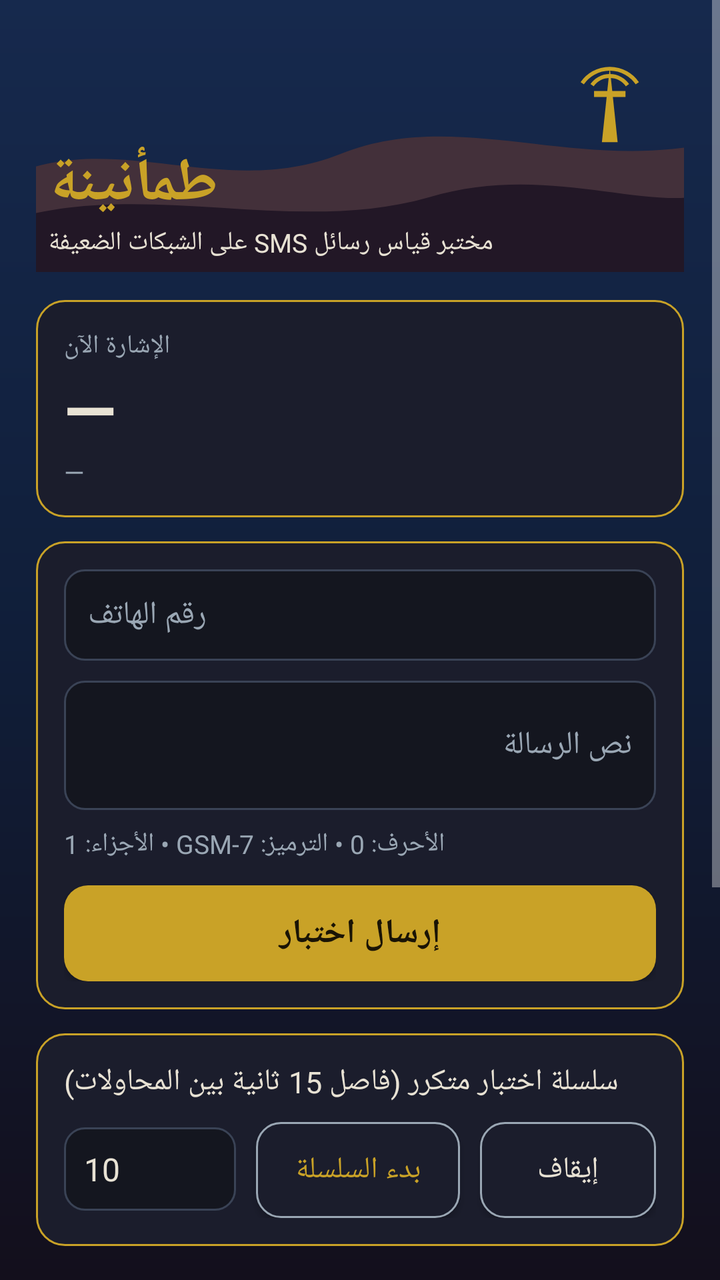
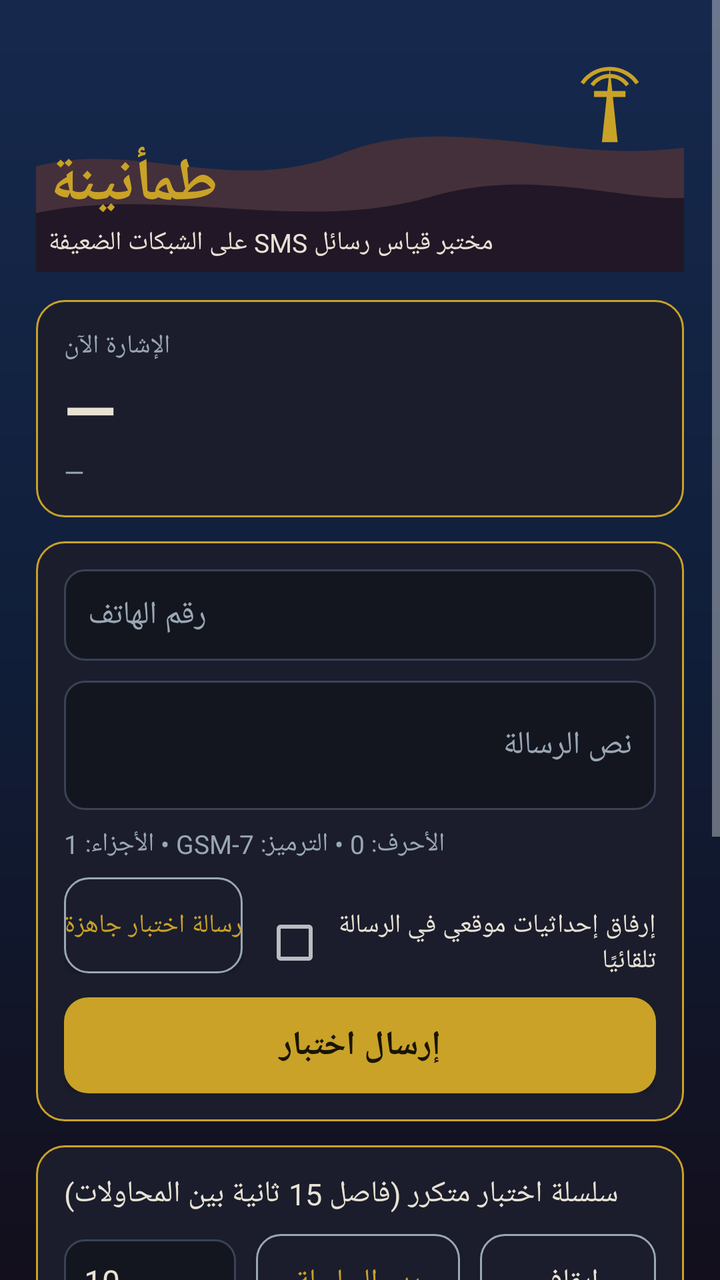

An Android layout rendered at two revisions. The XML below is the earlier revision; the diff shows what the commit changed to produce the second picture.
<!-- AndroidManifest.xml: application theme AppTheme -->
<!-- res/layout/activity_main.xml -->
<?xml version="1.0" encoding="utf-8"?>
<ScrollView xmlns:android="http://schemas.android.com/apk/res/android"
    android:layout_width="match_parent"
    android:layout_height="match_parent"
    android:background="@drawable/bg_gradient"
    android:fillViewport="true">

    <LinearLayout
        android:layout_width="match_parent"
        android:layout_height="wrap_content"
        android:orientation="vertical"
        android:padding="18dp">

        <FrameLayout
            android:layout_width="match_parent"
            android:layout_height="118dp">

            <ImageView
                android:layout_width="match_parent"
                android:layout_height="match_parent"
                android:src="@drawable/dunes"
                android:scaleType="centerCrop"
                android:contentDescription="@null" />

            <LinearLayout
                android:layout_width="match_parent"
                android:layout_height="wrap_content"
                android:layout_gravity="bottom|start"
                android:orientation="vertical"
                android:padding="6dp">

                <TextView
                    android:layout_width="wrap_content"
                    android:layout_height="wrap_content"
                    android:text="طمأنينة"
                    android:textColor="@color/gold"
                    android:textSize="30sp"
                    android:textStyle="bold" />

                <TextView
                    android:layout_width="wrap_content"
                    android:layout_height="wrap_content"
                    android:text="مختبر قياس رسائل SMS على الشبكات الضعيفة"
                    android:textColor="@color/ink"
                    android:textSize="13sp" />
            </LinearLayout>
        </FrameLayout>

        <LinearLayout
            android:layout_width="match_parent"
            android:layout_height="wrap_content"
            android:orientation="vertical"
            android:background="@drawable/panel"
            android:padding="14dp"
            android:layout_marginTop="14dp">

            <TextView
                android:layout_width="wrap_content"
                android:layout_height="wrap_content"
                android:text="الإشارة الآن"
                android:textColor="@color/muted"
                android:textSize="13sp" />

            <TextView
                android:id="@+id/signalDbm"
                android:layout_width="wrap_content"
                android:layout_height="wrap_content"
                android:text="—"
                android:textColor="@color/ink"
                android:textSize="34sp"
                android:textStyle="bold" />

            <TextView
                android:id="@+id/signalMeta"
                android:layout_width="wrap_content"
                android:layout_height="wrap_content"
                android:text="—"
                android:textColor="@color/muted"
                android:textSize="13sp" />
        </LinearLayout>

        <LinearLayout
            android:layout_width="match_parent"
            android:layout_height="wrap_content"
            android:orientation="vertical"
            android:background="@drawable/panel"
            android:padding="14dp"
            android:layout_marginTop="12dp">

            <EditText
                android:id="@+id/phoneInput"
                android:layout_width="match_parent"
                android:layout_height="wrap_content"
                android:background="@drawable/input_bg"
                android:padding="12dp"
                android:hint="رقم الهاتف"
                android:textColorHint="@color/muted"
                android:textColor="@color/ink"
                android:inputType="phone"
                android:textSize="16sp" />

            <EditText
                android:id="@+id/messageInput"
                android:layout_width="match_parent"
                android:layout_height="wrap_content"
                android:background="@drawable/input_bg"
                android:padding="12dp"
                android:layout_marginTop="10dp"
                android:hint="نص الرسالة"
                android:textColorHint="@color/muted"
                android:textColor="@color/ink"
                android:inputType="textMultiLine"
                android:minLines="2"
                android:textSize="16sp" />

            <TextView
                android:id="@+id/charInfo"
                android:layout_width="wrap_content"
                android:layout_height="wrap_content"
                android:layout_marginTop="8dp"
                android:text="الأحرف: 0 • الترميز: GSM-7 • الأجزاء: 1"
                android:textColor="@color/muted"
                android:textSize="13sp" />

            <Button
                android:id="@+id/sendBtn"
                android:layout_width="match_parent"
                android:layout_height="wrap_content"
                android:layout_marginTop="12dp"
                android:background="@drawable/btn_gold"
                android:text="إرسال اختبار"
                android:textColor="@color/gold_ink"
                android:textSize="17sp"
                android:textStyle="bold" />
        </LinearLayout>

        <LinearLayout
            android:layout_width="match_parent"
            android:layout_height="wrap_content"
            android:orientation="vertical"
            android:background="@drawable/panel"
            android:padding="14dp"
            android:layout_marginTop="12dp">

            <TextView
                android:layout_width="wrap_content"
                android:layout_height="wrap_content"
                android:text="سلسلة اختبار متكرر (فاصل 15 ثانية بين المحاولات)"
                android:textColor="@color/ink"
                android:textSize="15sp" />

            <LinearLayout
                android:layout_width="match_parent"
                android:layout_height="wrap_content"
                android:orientation="horizontal"
                android:layout_marginTop="10dp">

                <EditText
                    android:id="@+id/seriesCount"
                    android:layout_width="86dp"
                    android:layout_height="wrap_content"
                    android:background="@drawable/input_bg"
                    android:padding="10dp"
                    android:text="10"
                    android:textColor="@color/ink"
                    android:inputType="number"
                    android:textSize="16sp" />

                <Button
                    android:id="@+id/seriesBtn"
                    android:layout_width="0dp"
                    android:layout_height="wrap_content"
                    android:layout_weight="1"
                    android:layout_marginStart="10dp"
                    android:background="@drawable/btn_ghost"
                    android:text="بدء السلسلة"
                    android:textColor="@color/gold"
                    android:textSize="15sp" />

                <Button
                    android:id="@+id/seriesStopBtn"
                    android:layout_width="wrap_content"
                    android:layout_height="wrap_content"
                    android:layout_marginStart="10dp"
                    android:background="@drawable/btn_ghost"
                    android:text="إيقاف"
                    android:textColor="@color/ink"
                    android:textSize="15sp" />
            </LinearLayout>
        </LinearLayout>

        <TextView
            android:id="@+id/statusInfo"
            android:layout_width="match_parent"
            android:layout_height="wrap_content"
            android:layout_marginTop="14dp"
            android:text=""
            android:textColor="@color/gold"
            android:textSize="15sp" />

        <LinearLayout
            android:layout_width="match_parent"
            android:layout_height="wrap_content"
            android:orientation="vertical"
            android:background="@drawable/panel"
            android:padding="14dp"
            android:layout_marginTop="10dp">

            <TextView
                android:layout_width="wrap_content"
                android:layout_height="wrap_content"
                android:text="النتائج"
                android:textColor="@color/muted"
                android:textSize="13sp" />

            <TextView
                android:id="@+id/statsInfo"
                android:layout_width="match_parent"
                android:layout_height="wrap_content"
                android:layout_marginTop="4dp"
                android:text="لا محاولات مسجلة بعد"
                android:textColor="@color/ink"
                android:textSize="14sp" />
        </LinearLayout>

        <LinearLayout
            android:layout_width="match_parent"
            android:layout_height="wrap_content"
            android:orientation="vertical"
            android:background="@drawable/panel"
            android:padding="14dp"
            android:layout_marginTop="12dp">

            <TextView
                android:layout_width="wrap_content"
                android:layout_height="wrap_content"
                android:text="سجل المحاولات"
                android:textColor="@color/muted"
                android:textSize="13sp" />

            <TextView
                android:id="@+id/logInfo"
                android:layout_width="match_parent"
                android:layout_height="wrap_content"
                android:layout_marginTop="4dp"
                android:text="—"
                android:textColor="@color/ink"
                android:textSize="12sp" />
        </LinearLayout>

        <LinearLayout
            android:layout_width="match_parent"
            android:layout_height="wrap_content"
            android:orientation="horizontal"
            android:layout_marginTop="12dp">

            <Button
                android:id="@+id/exportBtn"
                android:layout_width="0dp"
                android:layout_height="wrap_content"
                android:layout_weight="1"
                android:background="@drawable/btn_ghost"
                android:text="تصدير CSV"
                android:textColor="@color/gold"
                android:textSize="15sp" />

            <Button
                android:id="@+id/clearBtn"
                android:layout_width="0dp"
                android:layout_height="wrap_content"
                android:layout_weight="1"
                android:layout_marginStart="10dp"
                android:background="@drawable/btn_ghost"
                android:text="مسح السجل"
                android:textColor="@color/ink"
                android:textSize="15sp" />
        </LinearLayout>

        <TextView
            android:layout_width="match_parent"
            android:layout_height="wrap_content"
            android:layout_marginTop="16dp"
            android:gravity="center"
            android:text="طمأنينة • يقيس ولا يدّعي التسريع — الأزمنة كما تقيسها الشبكة نفسها"
            android:textColor="@color/muted"
            android:textSize="11sp" />

    </LinearLayout>
</ScrollView>
<!-- resources referenced by this layout -->
<resources>
  <color name="gold">#C9A227</color>
  <color name="gold_ink">#1A1405</color>
  <color name="ink">#E8E2D4</color>
  <color name="muted">#9AA7B4</color>
  <!-- drawable bg_gradient (drawable) -->
  <?xml version="1.0" encoding="utf-8"?>
  <shape xmlns:android="http://schemas.android.com/apk/res/android"
      android:shape="rectangle">
      <gradient
          android:angle="270"
          android:startColor="#16294D"
          android:centerColor="#101E39"
          android:endColor="#130F1C" />
  </shape>
  <!-- drawable btn_ghost (drawable) -->
  <?xml version="1.0" encoding="utf-8"?>
  <shape xmlns:android="http://schemas.android.com/apk/res/android"
      android:shape="rectangle">
      <corners android:radius="12dp" />
      <solid android:color="#1B1D2C" />
      <stroke android:width="1dp" android:color="#9AA7B4" />
  </shape>
  <!-- drawable btn_gold (drawable) -->
  <?xml version="1.0" encoding="utf-8"?>
  <shape xmlns:android="http://schemas.android.com/apk/res/android"
      android:shape="rectangle">
      <corners android:radius="12dp" />
      <solid android:color="#C9A227" />
  </shape>
  <!-- drawable dunes (drawable) -->
  <?xml version="1.0" encoding="utf-8"?>
  <vector xmlns:android="http://schemas.android.com/apk/res/android"
      android:width="360dp"
      android:height="120dp"
      android:viewportWidth="360"
      android:viewportHeight="120">
      <path
          android:fillColor="#43303A"
          android:pathData="M0,72 C55,46 110,84 170,60 C230,36 290,70 360,54 L360,120 L0,120 Z" />
      <path
          android:fillColor="#221726"
          android:pathData="M0,94 C70,72 145,102 215,82 C275,64 325,90 360,80 L360,120 L0,120 Z" />
      <path
          android:fillColor="#C9A227"
          android:pathData="M307,16 L311,54 L303,54 Z" />
      <path
          android:fillColor="#C9A227"
          android:pathData="M299,28 L315,28 L315,31 L299,31 Z" />
      <path
          android:strokeColor="#C9A227"
          android:strokeWidth="2"
          android:fillColor="#00000000"
          android:pathData="M293,24 A17,17 0 0 1 321,24" />
      <path
          android:strokeColor="#C9A227"
          android:strokeWidth="2"
          android:fillColor="#00000000"
          android:pathData="M298,25 A11,11 0 0 1 316,25" />
  </vector>
  <!-- drawable input_bg (drawable) -->
  <?xml version="1.0" encoding="utf-8"?>
  <shape xmlns:android="http://schemas.android.com/apk/res/android"
      android:shape="rectangle">
      <corners android:radius="10dp" />
      <solid android:color="#14161F" />
      <stroke android:width="1dp" android:color="#3A4356" />
  </shape>
  <!-- drawable panel (drawable) -->
  <?xml version="1.0" encoding="utf-8"?>
  <shape xmlns:android="http://schemas.android.com/apk/res/android"
      android:shape="rectangle">
      <corners android:radius="14dp" />
      <solid android:color="#1B1D2C" />
      <stroke android:width="1dp" android:color="#C9A227" />
  </shape>
  <style name="AppTheme" parent="android:Theme.Material.NoActionBar">
          <item name="android:windowBackground">@drawable/bg_gradient</item>
          <item name="android:colorAccent">@color/gold</item>
          <item name="android:statusBarColor">@color/sky_deep</item>
          <item name="android:navigationBarColor">@color/abyss</item>
          <item name="android:windowLightStatusBar">false</item>
      </style>
  <color name="sky_deep">#101E39</color>
  <color name="abyss">#130F1C</color>
</resources>

<!-- the commit's change to res/layout/activity_main.xml (unified diff, before → after) -->
@@ -122,6 +122,32 @@
                 android:textColor="@color/muted"
                 android:textSize="13sp" />
 
+            <LinearLayout
+                android:layout_width="match_parent"
+                android:layout_height="wrap_content"
+                android:orientation="horizontal"
+                android:layout_marginTop="8dp">
+
+                <Button
+                    android:id="@+id/quickTestBtn"
+                    android:layout_width="wrap_content"
+                    android:layout_height="wrap_content"
+                    android:background="@drawable/btn_ghost"
+                    android:text="رسالة اختبار جاهزة"
+                    android:textColor="@color/gold"
+                    android:textSize="13sp" />
+
+                <CheckBox
+                    android:id="@+id/attachLocCheck"
+                    android:layout_width="0dp"
+                    android:layout_height="wrap_content"
+                    android:layout_weight="1"
+                    android:layout_marginStart="10dp"
+                    android:text="إرفاق إحداثيات موقعي في الرسالة تلقائيًا"
+                    android:textColor="@color/ink"
+                    android:textSize="13sp" />
+            </LinearLayout>
+
             <Button
                 android:id="@+id/sendBtn"
                 android:layout_width="match_parent"
